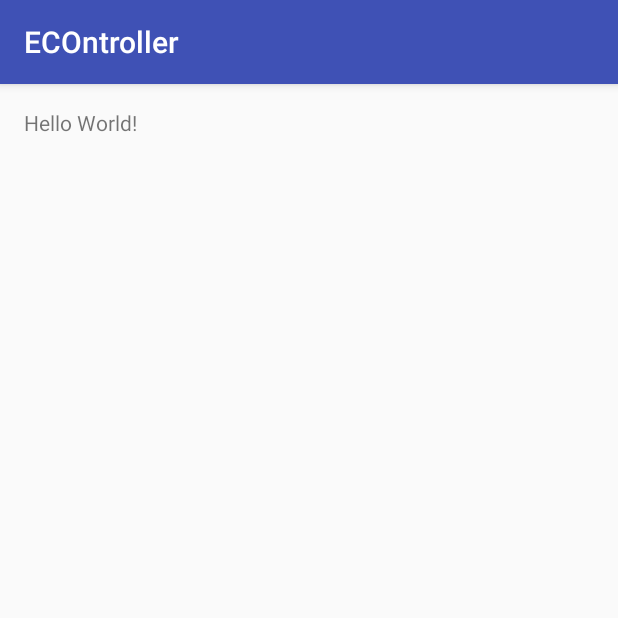
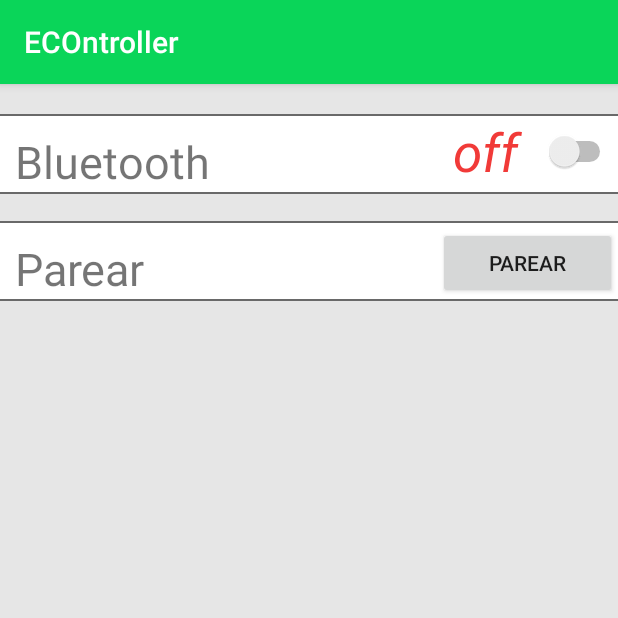
Before and after one commit to forgefiremaster/ECOntroller2, an Android app: the screen it shows after launch (MainActivity), on a phone screen of 412 x 824 dp, the top half of it. Run offline under Robolectric (Android 15) with nearby library versions, the phone set to English and light mode, and no system bars.

Commit message:
Configurando splash e main activuty

```diff
--- a/app/src/main/AndroidManifest.xml
+++ b/app/src/main/AndroidManifest.xml
@@ -8,13 +8,17 @@
         android:label="@string/app_name"
         android:supportsRtl="true"
         android:theme="@style/AppTheme">
-        <activity android:name=".MainActivity">
+        <activity android:name=".Splash">
             <intent-filter>
                 <action android:name="android.intent.action.MAIN" />
 
                 <category android:name="android.intent.category.LAUNCHER" />
             </intent-filter>
         </activity>
+
+        <activity android:name=".MainActivity">
+
+        </activity>
     </application>
 
 </manifest>
--- a/app/src/main/java/com/example/lucas/econtroller/MainActivity.java
+++ b/app/src/main/java/com/example/lucas/econtroller/MainActivity.java
@@ -11,7 +11,5 @@ public class MainActivity extends AppCompatActivity {
         setContentView(R.layout.activity_main);
     }
 
-    public void textUpload(){
-        int i = 1 + 1;
-    }
+
 }
--- /dev/null
+++ b/app/src/main/java/com/example/lucas/econtroller/Splash.java
@@ -0,0 +1,37 @@
+package com.example.lucas.econtroller;
+
+import android.content.Intent;
+import android.os.Bundle;
+import android.os.Handler;
+import android.support.v7.app.AppCompatActivity;
+
+/**
+ * Created by Lucas on 03/08/2016.
+ */
+public class Splash extends AppCompatActivity {
+
+    // Timer da splash screen
+    private static int SPLASH_TIME_OUT = 3000;
+
+    @Override
+    protected void onCreate(Bundle savedInstanceState) {
+        super.onCreate(savedInstanceState);
+        setContentView(R.layout.splash_layout);
+
+        new Handler().postDelayed(new Runnable() {
+            /*
+             * Exibindo splash com um timer.
+             */
+            @Override
+            public void run() {
+                // Esse método será executado sempre que o timer acabar
+                // E inicia a activity principal
+                Intent i = new Intent(Splash.this, MainActivity.class);
+                startActivity(i);
+
+                // Fecha esta activity
+                finish();
+            }
+        }, SPLASH_TIME_OUT);
+    }
+}
--- a/app/src/main/res/layout/activity_main.xml
+++ b/app/src/main/res/layout/activity_main.xml
@@ -1,16 +1,97 @@
 <?xml version="1.0" encoding="utf-8"?>
-<RelativeLayout xmlns:android="http://schemas.android.com/apk/res/android"
-    xmlns:tools="http://schemas.android.com/tools"
+<LinearLayout xmlns:android="http://schemas.android.com/apk/res/android"
+    android:orientation="vertical"
     android:layout_width="match_parent"
     android:layout_height="match_parent"
-    android:paddingBottom="@dimen/activity_vertical_margin"
-    android:paddingLeft="@dimen/activity_horizontal_margin"
-    android:paddingRight="@dimen/activity_horizontal_margin"
-    android:paddingTop="@dimen/activity_vertical_margin"
-    tools:context="com.example.lucas.econtroller.MainActivity">
+    android:weightSum="1"
+    android:background="@color/gray2"
+    >
 
-    <TextView
-        android:layout_width="wrap_content"
+    <View
+        android:background="@color/gray"
+        android:layout_width = "fill_parent"
+        android:layout_height="1dip"
+        android:layout_marginTop="20dp"
+        />
+    <LinearLayout
+        android:layout_width="match_parent"
         android:layout_height="wrap_content"
-        android:text="Hello World!" />
-</RelativeLayout>
+        android:orientation="horizontal"
+        android:weightSum="1"
+        android:background="@color/white"
+        >
+
+        <TextView
+            android:layout_width="match_parent"
+            android:layout_height="wrap_content"
+            android:text="Bluetooth"
+            android:id="@+id/textView"
+            android:layout_weight="0.74"
+            android:textSize="30dp"
+            android:layout_marginLeft="10dp"
+            android:layout_marginTop="10dp"
+            />
+
+        <Switch
+            android:layout_width="wrap_content"
+            android:layout_height="wrap_content"
+            android:text="off  "
+            android:layout_marginTop="2dp"
+            android:id="@+id/switch1"
+            android:layout_gravity="right"
+            android:layout_marginRight="40dp"
+            android:textSize="35dp"
+            android:textColor="@color/vermelho"
+            android:textStyle="italic"
+            />
+
+
+    </LinearLayout>
+    <View
+        android:background="@color/gray"
+        android:layout_width = "fill_parent"
+        android:layout_height="1dip"/>
+
+    <View
+        android:background="@color/gray"
+        android:layout_width = "fill_parent"
+        android:layout_height="1dip"
+        android:layout_marginTop="18dp"
+        />
+    <LinearLayout
+        android:layout_width="match_parent"
+        android:layout_height="wrap_content"
+        android:background="@color/white"
+        >
+
+        <TextView
+            android:layout_width="wrap_content"
+            android:layout_height="wrap_content"
+            android:text="Parear"
+            android:id="@+id/textView2"
+            android:layout_weight="0.74"
+            android:textSize="30dp"
+            android:layout_marginLeft="10dp"
+            android:layout_marginTop="10dp"/>
+
+        <Button
+            android:layout_width="wrap_content"
+            android:layout_height="wrap_content"
+            android:text="Parear"
+            android:id="@+id/button"
+            android:layout_weight="0.12"/>
+    </LinearLayout>
+    <View
+        android:background="@color/gray"
+        android:layout_width = "fill_parent"
+        android:layout_height="1dip"
+        />
+
+    <ScrollView
+        android:layout_width="match_parent"
+        android:layout_height="wrap_content"
+        android:layout_weight="0.95">
+
+    </ScrollView>
+
+</LinearLayout>
--- a/app/src/main/res/values/colors.xml
+++ b/app/src/main/res/values/colors.xml
@@ -3,4 +3,13 @@
     <color name="colorPrimary">#3F51B5</color>
     <color name="colorPrimaryDark">#303F9F</color>
     <color name="colorAccent">#FF4081</color>
+    <color name="black">#000000</color>
+    <color name="gray">#696969</color>
+    <color name="gray2">#e6e6e6</color>
+    <color name="white">#ffffff</color>
+    <color name="green">#0AD559</color>
+    <color name="grenn2">#1EC65A</color>
+    <color name="green3">#348D58</color>
+    <color name="amarelo">#F88C06</color>
+    <color name="vermelho">#F13A38</color>
 </resources>
--- a/app/src/main/res/values/strings.xml
+++ b/app/src/main/res/values/strings.xml
@@ -1,3 +1,9 @@
 <resources>
     <string name="app_name">ECOntroller</string>
+    <string name="ligar">Ligar Bluetooth</string>
+    <string name="visibilidade">Ativar Visibilidade</string>
+    <string name="parear">Parear Dispositivos</string>
+    <string name="aparelhos">APARELHOS</string>
+    <string name="simulador">SIMULADOR</string>
+    <string name="cadastros">CADASTROS</string>
 </resources>
--- a/app/src/main/res/values/styles.xml
+++ b/app/src/main/res/values/styles.xml
@@ -3,9 +3,9 @@
     <!-- Base application theme. -->
     <style name="AppTheme" parent="Theme.AppCompat.Light.DarkActionBar">
         <!-- Customize your theme here. -->
-        <item name="colorPrimary">@color/colorPrimary</item>
-        <item name="colorPrimaryDark">@color/colorPrimaryDark</item>
-        <item name="colorAccent">@color/colorAccent</item>
+        <item name="colorPrimary">@color/green</item>
+        <item name="colorPrimaryDark">@color/green3</item>
+        <item name="colorAccent">@color/white</item>
     </style>
 
 </resources>
```
Also changed, not shown: app/src/main/res/layout/splash_layout.xml (added, +45 -0 lines), app/src/main/res/drawable/Capturar.PNG (added), app/src/main/res/drawable/light.jpg (added), app/src/main/res/drawable/power-plug-icon-65987.png (added).
